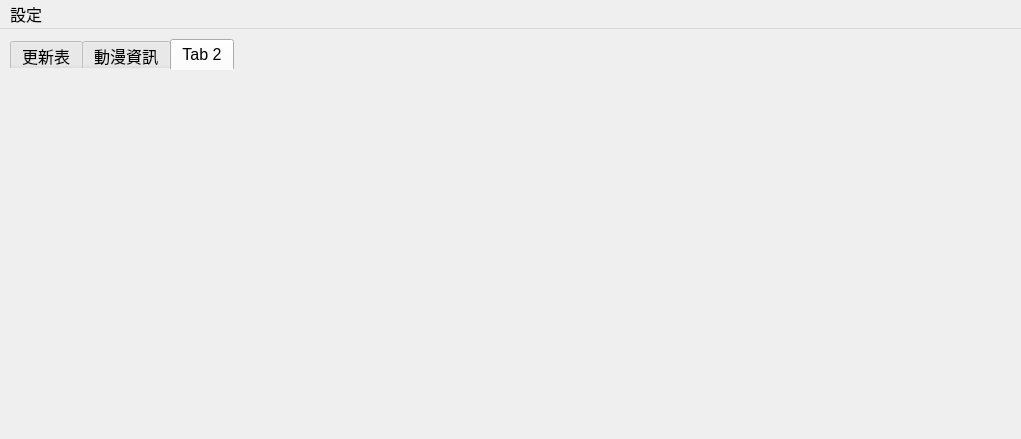
Before: the Qt Designer form UI/main.ui in hgalytoby/MyselfAnimeDownloader, drawn with Qt 5.
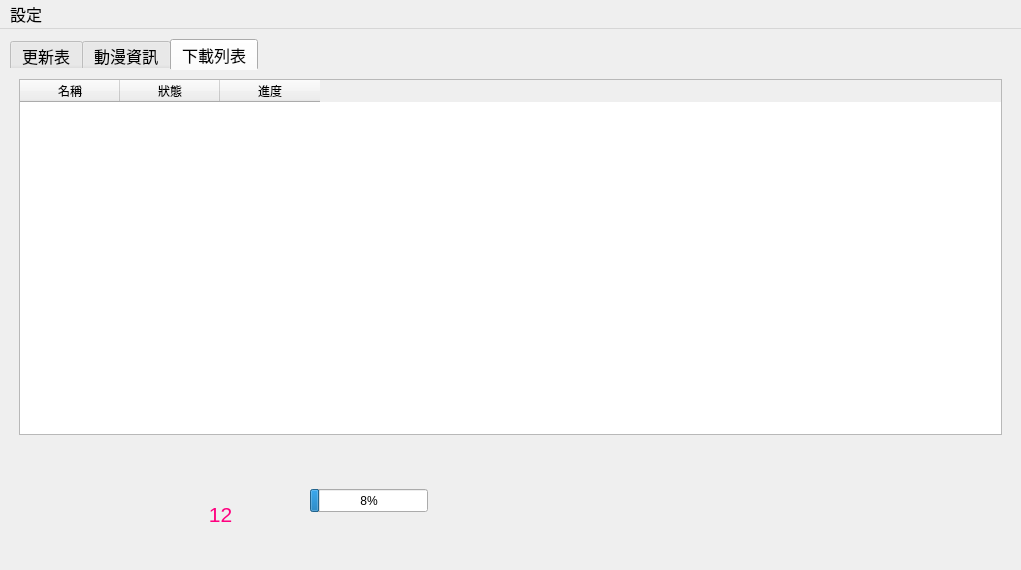
After: the same form once the commit is applied. The open tabs and pages were chosen to show the change. Icons and pictures are not drawn.

Commit message: 更新 1.requests有時候爬的到網頁上的 vpx，有時候不卻不行，統一用 Qt瀏覽器爬。 2.下載的動漫會在下載分頁顯示。 3.設定新增更多選項選擇。 4.新增注意事項視窗。

```diff
--- a/UI/main.ui
+++ b/UI/main.ui
@@ -7,7 +7,7 @@
     <x>0</x>
     <y>0</y>
     <width>1021</width>
-    <height>439</height>
+    <height>570</height>
    </rect>
   </property>
   <property name="windowTitle">
@@ -20,7 +20,7 @@
       <x>10</x>
       <y>10</y>
       <width>1001</width>
-      <height>401</height>
+      <height>405</height>
      </rect>
     </property>
     <property name="font">
@@ -541,10 +541,106 @@
     </widget>
     <widget class="QWidget" name="tab_2">
      <attribute name="title">
-      <string>Tab 2</string>
+      <string>下載列表</string>
      </attribute>
+     <layout class="QGridLayout" name="down_list_gridLayout">
+      <item row="0" column="0">
+       <widget class="QTableWidget" name="download_tableWidget">
+        <property name="gridStyle">
+         <enum>Qt::NoPen</enum>
+        </property>
+        <property name="sortingEnabled">
+         <bool>false</bool>
+        </property>
+        <attribute name="horizontalHeaderCascadingSectionResizes">
+         <bool>false</bool>
+        </attribute>
+        <column>
+         <property name="text">
+          <string>名稱</string>
+         </property>
+        </column>
+        <column>
+         <property name="text">
+          <string>狀態</string>
+         </property>
+        </column>
+        <column>
+         <property name="text">
+          <string>進度</string>
+         </property>
+        </column>
+       </widget>
+      </item>
+     </layout>
     </widget>
    </widget>
+   <widget class="QLabel" name="label">
+    <property name="geometry">
+     <rect>
+      <x>170</x>
+      <y>470</y>
+      <width>101</width>
+      <height>31</height>
+     </rect>
+    </property>
+    <property name="font">
+     <font>
+      <pointsize>12</pointsize>
+      <weight>50</weight>
+      <bold>false</bold>
+      <underline>false</underline>
+     </font>
+    </property>
+    <property name="whatsThis">
+     <string>&lt;html&gt;&lt;head/&gt;&lt;body&gt;&lt;p&gt;&lt;br/&gt;&lt;/p&gt;&lt;/body&gt;&lt;/html&gt;</string>
+    </property>
+    <property name="text">
+     <string>&lt;html&gt;&lt;head/&gt;&lt;body&gt;&lt;p&gt;&lt;span style=&quot; font-size:16pt; color:#ff007f;&quot;&gt;12&lt;/span&gt;&lt;/p&gt;&lt;/body&gt;&lt;/html&gt;</string>
+    </property>
+    <property name="alignment">
+     <set>Qt::AlignCenter</set>
+    </property>
+   </widget>
+   <widget class="QProgressBar" name="progressBar">
+    <property name="geometry">
+     <rect>
+      <x>310</x>
+      <y>460</y>
+      <width>118</width>
+      <height>23</height>
+     </rect>
+    </property>
+    <property name="value">
+     <number>8</number>
+    </property>
+    <property name="alignment">
+     <set>Qt::AlignLeading|Qt::AlignLeft|Qt::AlignVCenter</set>
+    </property>
+    <property name="textVisible">
+     <bool>true</bool>
+    </property>
+    <property name="orientation">
+     <enum>Qt::Horizontal</enum>
+    </property>
+    <property name="textDirection">
+     <enum>QProgressBar::BottomToTop</enum>
+    </property>
+    <property name="format">
+     <string>%p%</string>
+    </property>
+   </widget>
+   <widget class="QWidget" name="verticalLayoutWidget">
+    <property name="geometry">
+     <rect>
+      <x>480</x>
+      <y>440</y>
+      <width>251</width>
+      <height>80</height>
+     </rect>
+    </property>
+    <layout class="QVBoxLayout" name="verticalLayout"/>
+   </widget>
   </widget>
   <widget class="QMenuBar" name="menubar">
    <property name="geometry">
```
Left out of the diff: 43 changed lines with no effect on the pictures. The commit also changes 13 other files.
